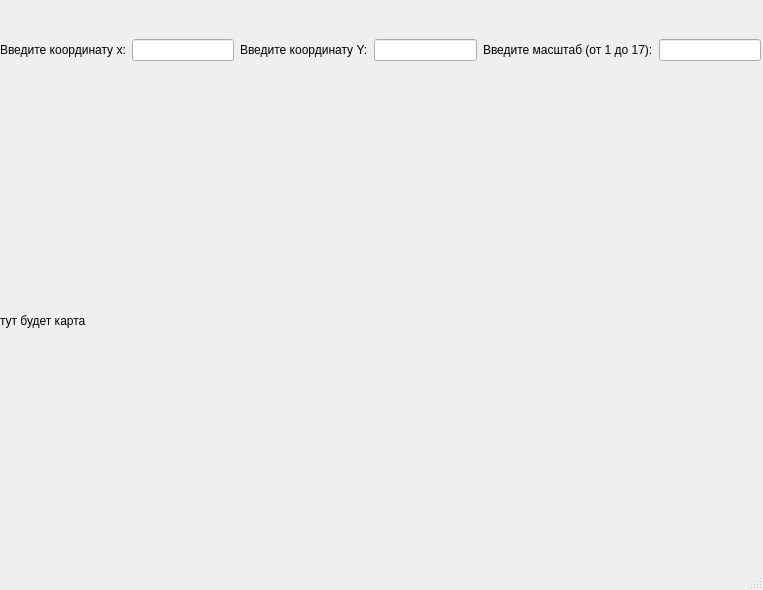
This is MainMap.ui in NosayFN/- as Qt 5 draws it before an edit. The edited form follows.
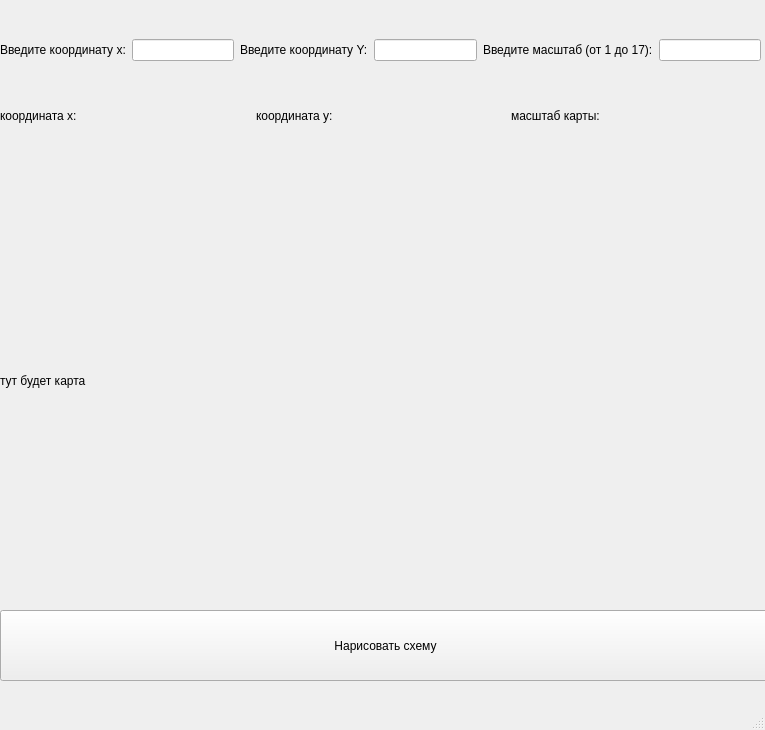
This is the edited form.

Commit message: added working input widgets and info about input labels. Added button for drawing the map

```diff
--- a/MainMap.ui
+++ b/MainMap.ui
@@ -6,8 +6,8 @@
    <rect>
     <x>0</x>
     <y>0</y>
-    <width>763</width>
-    <height>590</height>
+    <width>765</width>
+    <height>730</height>
    </rect>
   </property>
   <property name="windowTitle">
@@ -60,7 +60,7 @@
     <property name="geometry">
      <rect>
       <x>0</x>
-      <y>90</y>
+      <y>150</y>
       <width>761</width>
       <height>461</height>
      </rect>
@@ -69,6 +69,73 @@
      <string>тут будет карта</string>
     </property>
    </widget>
+   <widget class="QWidget" name="horizontalLayoutWidget_2">
+    <property name="geometry">
+     <rect>
+      <x>0</x>
+      <y>90</y>
+      <width>761</width>
+      <height>51</height>
+     </rect>
+    </property>
+    <layout class="QHBoxLayout" name="horizontalLayout_2">
+     <item>
+      <widget class="QLabel" name="XLabel2">
+       <property name="text">
+        <string>координата x:</string>
+       </property>
+      </widget>
+     </item>
+     <item>
+      <widget class="QLabel" name="XNowLabel">
+       <property name="text">
+        <string/>
+       </property>
+      </widget>
+     </item>
+     <item>
+      <widget class="QLabel" name="YLabel2">
+       <property name="text">
+        <string>координата y:</string>
+       </property>
+      </widget>
+     </item>
+     <item>
+      <widget class="QLabel" name="YNowLabel">
+       <property name="text">
+        <string/>
+       </property>
+      </widget>
+     </item>
+     <item>
+      <widget class="QLabel" name="SizeLabel2">
+       <property name="text">
+        <string>масштаб карты:</string>
+       </property>
+      </widget>
+     </item>
+     <item>
+      <widget class="QLabel" name="SizeNowLabel">
+       <property name="text">
+        <string/>
+       </property>
+      </widget>
+     </item>
+    </layout>
+   </widget>
+   <widget class="QPushButton" name="DrawMapBut">
+    <property name="geometry">
+     <rect>
+      <x>0</x>
+      <y>610</y>
+      <width>771</width>
+      <height>71</height>
+     </rect>
+    </property>
+    <property name="text">
+     <string>Нарисовать схему</string>
+    </property>
+   </widget>
   </widget>
   <widget class="QMenuBar" name="menubar">
    <property name="geometry">
```
Left out of the diff: 2 changed lines with no effect on the pictures. The commit also changes 1 other file.
